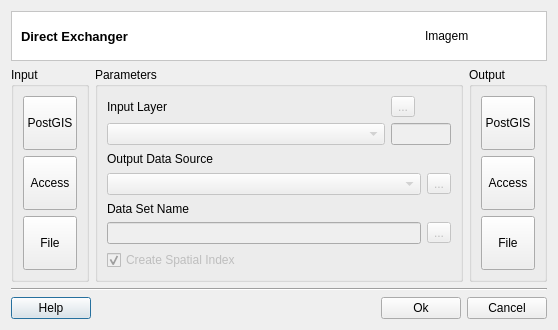
This is src/terralib/qt/widgets/exchanger/ui/DirectExchangerDialogForm.ui in claudiobogossian/terralib5 as Qt 5 draws it before an edit. The edited form follows.
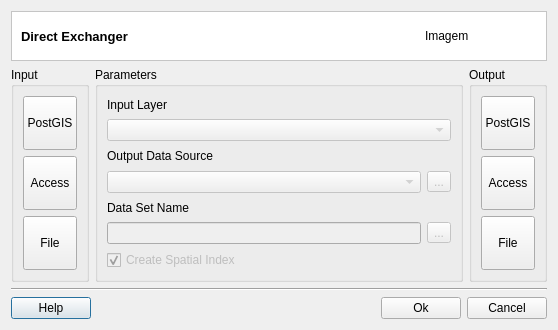
This is the edited form.

Commit message: removed srid option from interface

Diff of the .ui file:
```diff
--- a/src/terralib/qt/widgets/exchanger/ui/DirectExchangerDialogForm.ui
+++ b/src/terralib/qt/widgets/exchanger/ui/DirectExchangerDialogForm.ui
@@ -257,45 +257,6 @@
                 </item>
                </layout>
               </item>
-              <item row="0" column="1">
-               <layout class="QGridLayout" name="gridLayout_5">
-                <item row="0" column="0">
-                 <widget class="QToolButton" name="m_sridToolButton">
-                  <property name="enabled">
-                   <bool>false</bool>
-                  </property>
-                  <property name="text">
-                   <string>...</string>
-                  </property>
-                 </widget>
-                </item>
-                <item row="1" column="0">
-                 <widget class="QLineEdit" name="m_sridLineEdit">
-                  <property name="enabled">
-                   <bool>false</bool>
-                  </property>
-                  <property name="sizePolicy">
-                   <sizepolicy hsizetype="Fixed" vsizetype="Fixed">
-                    <horstretch>0</horstretch>
-                    <verstretch>0</verstretch>
-                   </sizepolicy>
-                  </property>
-                  <property name="minimumSize">
-                   <size>
-                    <width>60</width>
-                    <height>0</height>
-                   </size>
-                  </property>
-                  <property name="maximumSize">
-                   <size>
-                    <width>60</width>
-                    <height>16777215</height>
-                   </size>
-                  </property>
-                 </widget>
-                </item>
-               </layout>
-              </item>
              </layout>
             </item>
             <item row="1" column="0">
```
The commit also changes 2 other files.
